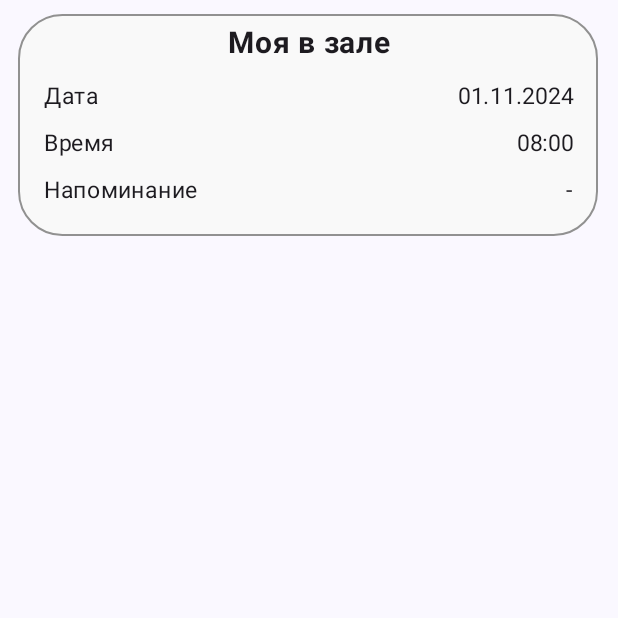
After one commit to MamykinVsevolod/BodyBalanceApp, an Android app built with Jetpack Compose: the composable OutlinedCardTitle shown on its own in the app's theme, on a phone screen of 412 x 824 dp, the top half of it. The commit adds this screen. Run offline under Robolectric (Android 15) with nearby library versions, the phone set to English and light mode, and no system bars.

Commit message:
The training progress screen has been made

```diff
--- /dev/null
+++ b/app/src/main/java/com/iu6_mamykin/bodybalance/ui/screens/TrainingProgressScreen/components/OutlinedCardTitle.kt
@@ -0,0 +1,60 @@
+package com.iu6_mamykin.bodybalance.ui.screens.TrainingProgressScreen.components
+
+import androidx.compose.foundation.BorderStroke
+import androidx.compose.foundation.layout.Arrangement
+import androidx.compose.foundation.layout.Row
+import androidx.compose.foundation.layout.Spacer
+import androidx.compose.foundation.layout.fillMaxWidth
+import androidx.compose.foundation.layout.padding
+import androidx.compose.foundation.shape.RoundedCornerShape
+import androidx.compose.material3.CardDefaults
+import androidx.compose.material3.MaterialTheme
+import androidx.compose.material3.OutlinedCard
+import androidx.compose.material3.Text
+import androidx.compose.runtime.Composable
+import androidx.compose.ui.Alignment
+import androidx.compose.ui.Modifier
+import androidx.compose.ui.text.font.FontWeight
+import androidx.compose.ui.text.style.TextAlign
+import androidx.compose.ui.unit.dp
+import androidx.compose.ui.unit.sp
+
+@Composable
+fun OutlinedCardTitle() {
+    OutlinedCard(
+        colors = CardDefaults.cardColors(
+            containerColor = MaterialTheme.colorScheme.surface,
+        ),
+        shape = RoundedCornerShape(20),
+        border = BorderStroke(1.dp, MaterialTheme.colorScheme.outline),
+        modifier = Modifier
+            .fillMaxWidth()
+            .padding(top = 9.dp, start = 12.dp, end = 13.dp, bottom = 13.dp)
+    ) {
+        Row(
+            modifier = Modifier
+                .fillMaxWidth(),
+            horizontalArrangement = Arrangement.Center,
+            verticalAlignment = Alignment.Top
+        ) {
+            Text(
+                text = "Моя в зале",
+                modifier = Modifier
+                    .padding(top = 7.dp, bottom = 11.dp),
+                textAlign = TextAlign.Center,
+                fontSize = 20.sp,
+                fontWeight = FontWeight.Bold
+            )
+        }
+        TextComponent(
+            header = "Дата", value = "01.11.2024"
+        )
+        TextComponent(
+            header = "Время", value = "08:00"
+        )
+        TextComponent(
+            header = "Напоминание", value = "-"
+        )
+        Spacer(modifier = Modifier.padding(bottom = 11.dp))
+    }
+}
--- /dev/null
+++ b/app/src/main/java/com/iu6_mamykin/bodybalance/ui/screens/TrainingProgressScreen/components/TextComponent.kt
@@ -0,0 +1,41 @@
+package com.iu6_mamykin.bodybalance.ui.screens.TrainingProgressScreen.components
+
+import androidx.compose.foundation.layout.Arrangement
+import androidx.compose.foundation.layout.Row
+import androidx.compose.foundation.layout.fillMaxWidth
+import androidx.compose.foundation.layout.padding
+import androidx.compose.material3.MaterialTheme
+import androidx.compose.material3.Text
+import androidx.compose.runtime.Composable
+import androidx.compose.ui.Alignment
+import androidx.compose.ui.Modifier
+import androidx.compose.ui.text.font.FontWeight
+import androidx.compose.ui.text.style.TextAlign
+import androidx.compose.ui.unit.dp
+import androidx.compose.ui.unit.sp
+
+@Composable
+fun TextComponent(header: String, value: String) {
+    Row(
+        modifier = Modifier
+            .fillMaxWidth()
+            .padding(bottom = 7.dp)
+        ,
+        horizontalArrangement = Arrangement.SpaceBetween,
+        verticalAlignment = Alignment.CenterVertically
+    ) {
+        Text(
+            text = header,
+            fontSize = 15.sp,
+            fontWeight = FontWeight.Normal,
+            modifier = Modifier.padding(start = 17.dp)
+        )
+        Text(
+            text = value,
+            fontSize = 15.sp,
+            fontWeight = FontWeight.Normal,
+            textAlign = TextAlign.Right,
+            modifier = Modifier.padding(end = 17.dp)
+        )
+    }
+}
--- a/app/src/main/java/com/iu6_mamykin/bodybalance/ui/screens/TrainingScreen/components/OutlinedCard.kt
+++ b/app/src/main/java/com/iu6_mamykin/bodybalance/ui/screens/TrainingScreen/components/OutlinedCard.kt
@@ -3,6 +3,7 @@ package com.iu6_mamykin.bodybalance.ui.screens.TrainingScreen.components
 import androidx.compose.foundation.BorderStroke
 import androidx.compose.foundation.layout.fillMaxWidth
 import androidx.compose.foundation.layout.padding
+import androidx.compose.foundation.shape.RoundedCornerShape
 import androidx.compose.material3.CardDefaults
 import androidx.compose.material3.MaterialTheme
 import androidx.compose.material3.Text
@@ -20,6 +21,7 @@ fun OutlinedCard() {
         colors = CardDefaults.cardColors(
             containerColor = MaterialTheme.colorScheme.surface,
         ),
+        shape = RoundedCornerShape(12),
         border = BorderStroke(1.dp, MaterialTheme.colorScheme.outline),
         modifier = Modifier
             .fillMaxWidth()
```
Also changed, not shown: app/src/main/java/com/iu6_mamykin/bodybalance/ui/screens/TrainingProgressScreen/TrainingProgressScreen.kt (+4 -3 lines), app/src/main/java/com/iu6_mamykin/bodybalance/ui/screens/TrainingProgressScreen/components/WorkOutElement.kt (added, +69 -0 lines).
